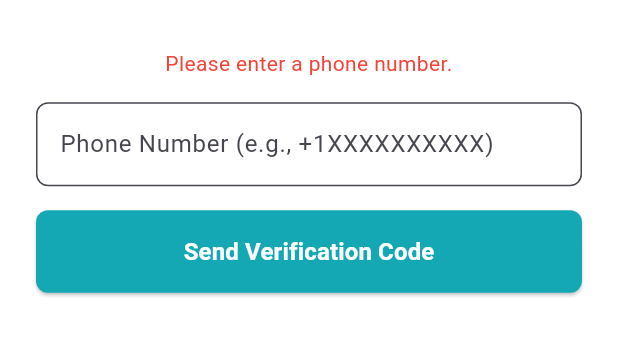
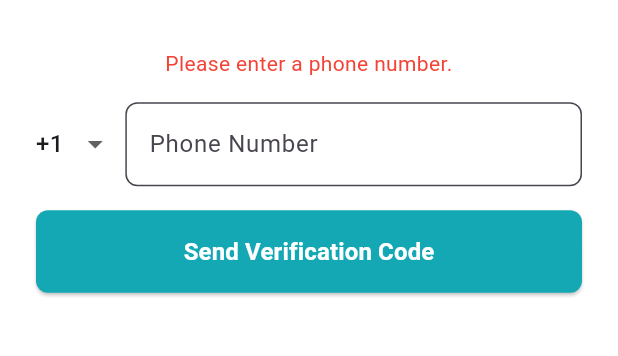
Before and after one commit to AbdulMannan19/MG-Hospital, a Flutter app: the screen it shows after launch, after a tap on "Send Verification Code", on a phone screen of 412 x 824 dp, the part 548-904 px from its top. Run offline on Flutter 3.47's test engine with Material 3 defaults, Android fonts, the phone set to English and light mode, and no system bars; our stand-ins replace firebase_auth, firebase_core, supabase_flutter; accounts and stored records are empty.

Commit message:
Dynamic phone numbers and persistant auth

```diff
--- a/lib/Authentication/login.dart
+++ b/lib/Authentication/login.dart
@@ -19,6 +19,7 @@ class _LoginPageState extends State<LoginPage> {
   int? _resendToken; // For resending the code
 
   String? _errorMessage; // To display authentication errors
+  String _selectedCountryCode = '+1'; // Default to American country code
 
   @override
   void dispose() {
@@ -41,9 +42,8 @@ class _LoginPageState extends State<LoginPage> {
       _errorMessage = null;
     });
 
-    // Hardcoded phone number for now, as requested
-    // In a real app, you would use _phoneNumberController.text.trim()
-    final String phoneNumberToVerify = '+19132636353';
+    // Construct the full phone number using the selected country code and user input
+    final String phoneNumberToVerify = _selectedCountryCode + _phoneNumberController.text.trim();
 
     try {
       await FirebaseAuth.instance.verifyPhoneNumber(
@@ -95,12 +95,10 @@ class _LoginPageState extends State<LoginPage> {
           setState(() {
             _isLoading = false;
             _verificationId = verificationId; // Still store verification ID
-            _errorMessage =
-                'SMS code auto-retrieval timed out. Please enter manually.';
+            _errorMessage = 'SMS code auto-retrieval timed out. Please enter manually.';
           });
         },
-        timeout:
-            const Duration(seconds: 60), // Set a timeout for auto-retrieval
+        timeout: const Duration(seconds: 60), // Set a timeout for auto-retrieval
       );
     } on FirebaseAuthException catch (e) {
       setState(() {
@@ -197,20 +195,56 @@ class _LoginPageState extends State<LoginPage> {
                     ),
                   ),
 
+                // Country Code Dropdown and Phone Number Input
+                Row(
+                  children: [
+                    // Country Code Dropdown
+                    DropdownButtonHideUnderline(
+                      child: DropdownButton<String>(
+                        value: _selectedCountryCode,
+                        icon: const Icon(Icons.arrow_drop_down),
+                        onChanged: (String? newValue) {
+                          setState(() {
+                            _selectedCountryCode = newValue!;
+                          });
+                        },
+                        items: <String>['+1', '+91']
+                            .map<DropdownMenuItem<String>>((String value) {
+                          return DropdownMenuItem<String>(
+                            value: value,
+                            child: Text(value),
+                          );
+                        }).toList(),
+                      ),
+                    ),
+                    const SizedBox(width: 8),
                     // Phone Number Input
-                TextFormField(
+                    Expanded(
+                      child: TextFormField(
                         controller: _phoneNumberController,
                         keyboardType: TextInputType.phone,
                         decoration: InputDecoration(
-                    labelText: 'Phone Number (e.g., +1XXXXXXXXXX)',
+                          labelText: 'Phone Number',
+                          hintText: 'e.g., 9132636353', // Example without country code
                           border: OutlineInputBorder(
                             borderRadius: BorderRadius.circular(8),
                           ),
                           filled: true,
                           fillColor: Colors.white,
                         ),
-                  // No validator here, as we're hardcoding for now.
-                  // In a real app, you'd validate the format.
+                        validator: (value) {
+                          if (value == null || value.isEmpty) {
+                            return 'Please enter your phone number';
+                          }
+                          // Basic validation: ensure it's digits only
+                          if (!RegExp(r'^[0-9]+$').hasMatch(value)) {
+                            return 'Please enter digits only';
+                          }
+                          return null;
+                        },
+                      ),
+                    ),
+                  ],
                 ),
                 const SizedBox(height: 16),
 
@@ -218,8 +252,7 @@ class _LoginPageState extends State<LoginPage> {
                 ElevatedButton(
                   onPressed: _isLoading ? null : _verifyPhoneNumber,
                   style: ElevatedButton.styleFrom(
-                    backgroundColor: const Color(
-                        0xFF13a8b4), // A different color for distinction
+                    backgroundColor: const Color(0xFF13a8b4),
                     foregroundColor: Colors.white,
                     padding: const EdgeInsets.symmetric(vertical: 16),
                     shape: RoundedRectangleBorder(
@@ -232,8 +265,7 @@ class _LoginPageState extends State<LoginPage> {
                           width: 20,
                           child: CircularProgressIndicator(
                             strokeWidth: 2,
-                            valueColor:
-                                AlwaysStoppedAnimation<Color>(Colors.white),
+                            valueColor: AlwaysStoppedAnimation<Color>(Colors.white),
                           ),
                         )
                       : const Text(
@@ -259,14 +291,19 @@ class _LoginPageState extends State<LoginPage> {
                       filled: true,
                       fillColor: Colors.white,
                     ),
+                    validator: (value) {
+                      if (value == null || value.isEmpty) {
+                        return 'Please enter the SMS code';
+                      }
+                      return null;
+                    },
                   ),
                   const SizedBox(height: 16),
                   // Verify Code Button
                   ElevatedButton(
                     onPressed: _isLoading ? null : _signInWithPhoneNumber,
                     style: ElevatedButton.styleFrom(
-                      backgroundColor:
-                          Colors.green[700], // Another distinct color
+                      backgroundColor: Colors.green[700],
                       foregroundColor: Colors.white,
                       padding: const EdgeInsets.symmetric(vertical: 16),
                       shape: RoundedRectangleBorder(
@@ -279,8 +316,7 @@ class _LoginPageState extends State<LoginPage> {
                             width: 20,
                             child: CircularProgressIndicator(
                               strokeWidth: 2,
-                              valueColor:
-                                  AlwaysStoppedAnimation<Color>(Colors.white),
+                              valueColor: AlwaysStoppedAnimation<Color>(Colors.white),
                             ),
                           )
                         : const Text(
--- a/lib/main.dart
+++ b/lib/main.dart
@@ -1,19 +1,21 @@
 import 'package:flutter/material.dart';
+import 'package:firebase_auth/firebase_auth.dart'; // Import FirebaseAuth
 import 'Home/home.dart';
 import 'Authentication/login.dart';
-import 'package:supabase_flutter/supabase_flutter.dart';
+import 'package:supabase_flutter/supabase_flutter.dart'
+    hide User; // Hide User from Supabase
 import 'package:firebase_core/firebase_core.dart';
 import 'firebase_options.dart';
 
 void main() async {
   WidgetsFlutterBinding.ensureInitialized();
   await Firebase.initializeApp(
-  options: DefaultFirebaseOptions.currentPlatform,
+    options: DefaultFirebaseOptions.currentPlatform,
   );
   await Supabase.initialize(
     url: 'https://tuivyasedfkzbkdnbslp.supabase.co',
     anonKey:
-        'eyJhbGciOiJIUzI1NiIsInR5cCI6IkpXVCJ9.eyJpc3MiOiJzdXBhYmFzZSIsInJlZiI6InR1aXZ5YXNlZGZremJrZG5ic2xwIiwicm9sZSI6ImFub24iLCJpYXQiOjE3NTAwMjA1NTEsImV4cCI6MjA2NTU5NjU1MX0.10sPx_lMLspGziJKvWkYIHMyI5HIGB-X_rYhYTA_Vug',
+        'eyJhbGciOiJIUzI1NiIsInR5cCI6IkpXVCJ9.eyJpc3MiOiJzdXBhYmFzZSIsInJlZiI6InR1aXZ5YXNlZGZremJrZG5ic2xwIiwicm9sZSI6ImFub24iLCJpYXQiOjE3NTAwMjA1NTEsImV4cCI6MjA2NTU5NjU1MX0.10sPx_lMLspGziJKvWkYIHMyI5HIGB-X_X_rYhYTA_Vug',
   );
   runApp(const MyApp());
 }
@@ -30,8 +32,29 @@ class MyApp extends StatelessWidget {
         primarySwatch: Colors.blue,
         visualDensity: VisualDensity.adaptivePlatformDensity,
       ),
-      home: const LoginPage(),
+      // Use a StreamBuilder to listen to Firebase authentication state changes
+      home: StreamBuilder<User?>(
+        stream: FirebaseAuth.instance.authStateChanges(),
+        builder: (context, snapshot) {
+          // Show a loading indicator while the authentication state is being determined
+          if (snapshot.connectionState == ConnectionState.waiting) {
+            return const Scaffold(
+              body: Center(
+                child: CircularProgressIndicator(),
+              ),
+            );
+          }
+          // If a user is logged in (snapshot.hasData is true), show the HomePage
+          if (snapshot.hasData) {
+            return const HomePage();
+          } else {
+            // If no user is logged in, show the LoginPage
+            return const LoginPage();
+          }
+        },
+      ),
       routes: {
+        // Keep your named routes for navigation within the app
         '/login': (context) => const LoginPage(),
         '/home': (context) => const HomePage(),
       },
```
Lines whose indentation alone changed are shown as unchanged.
